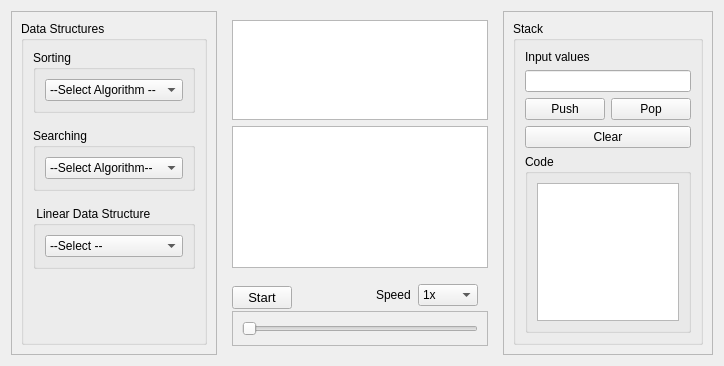
First picture: the form in form.ui, repository Binaya764/DSA-Visualizer, before the edit.
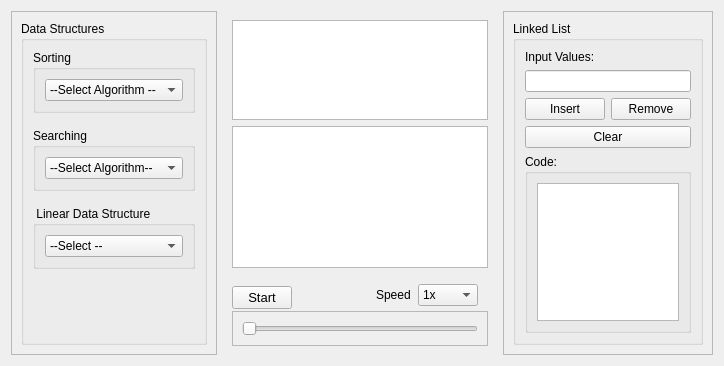
Second picture: the form after the edit.

What changed in the file:
```diff
--- a/form.ui
+++ b/form.ui
@@ -386,7 +386,7 @@
         <enum>QFrame::Shadow::Raised</enum>
        </property>
        <property name="currentIndex">
-        <number>7</number>
+        <number>9</number>
        </property>
        <widget class="QWidget" name="page">
         <layout class="QVBoxLayout" name="verticalLayout_50">
@@ -1057,6 +1057,78 @@
          </item>
         </layout>
        </widget>
+       <widget class="QWidget" name="page_2">
+        <layout class="QVBoxLayout" name="verticalLayout_55">
+         <item>
+          <layout class="QVBoxLayout" name="verticalLayout_54">
+           <item>
+            <widget class="QGroupBox" name="groupBox_20">
+             <property name="title">
+              <string>Linked List</string>
+             </property>
+             <layout class="QVBoxLayout" name="verticalLayout_57">
+              <item>
+               <layout class="QVBoxLayout" name="verticalLayout_56">
+                <item>
+                 <widget class="QLabel" name="label_20">
+                  <property name="text">
+                   <string>Input Values:</string>
+                  </property>
+                 </widget>
+                </item>
+                <item>
+                 <widget class="QLineEdit" name="lineEdit_LinkedList"/>
+                </item>
+                <item>
+                 <layout class="QHBoxLayout" name="horizontalLayout_23">
+                  <item>
+                   <widget class="QPushButton" name="BtnInsert_LinkedList">
+                    <property name="text">
+                     <string>Insert</string>
+                    </property>
+                   </widget>
+                  </item>
+                  <item>
+                   <widget class="QPushButton" name="BtnRemove_LinkedList">
+                    <property name="text">
+                     <string>Remove</string>
+                    </property>
+                   </widget>
+                  </item>
+                 </layout>
+                </item>
+                <item>
+                 <widget class="QPushButton" name="BtnClear_LinkedList">
+                  <property name="text">
+                   <string>Clear</string>
+                  </property>
+                 </widget>
+                </item>
+                <item>
+                 <widget class="QGroupBox" name="groupBox_21">
+                  <property name="title">
+                   <string>Code:</string>
+                  </property>
+                  <layout class="QVBoxLayout" name="verticalLayout_59">
+                   <item>
+                    <layout class="QVBoxLayout" name="verticalLayout_58">
+                     <item>
+                      <widget class="QGraphicsView" name="code_graphicsView_LinkedList"/>
+                     </item>
+                    </layout>
+                   </item>
+                  </layout>
+                 </widget>
+                </item>
+               </layout>
+              </item>
+             </layout>
+            </widget>
+           </item>
+          </layout>
+         </item>
+        </layout>
+       </widget>
       </widget>
      </item>
     </layout>
```
Left out of the diff: 5 changed lines with no effect on the pictures.
